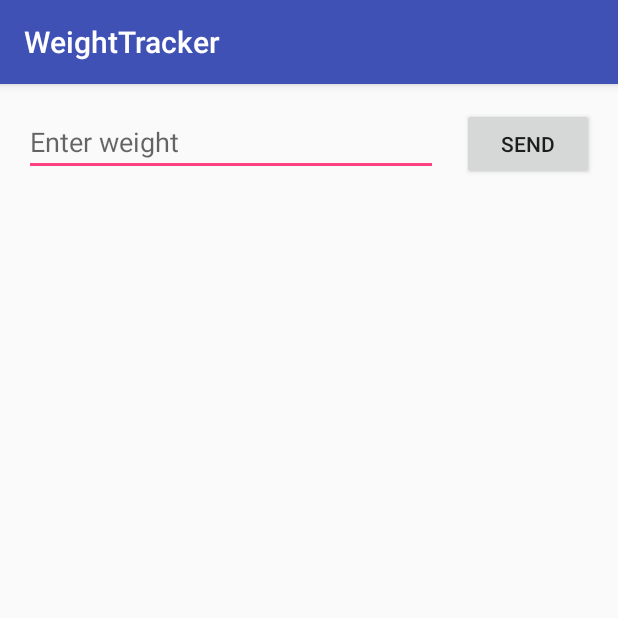
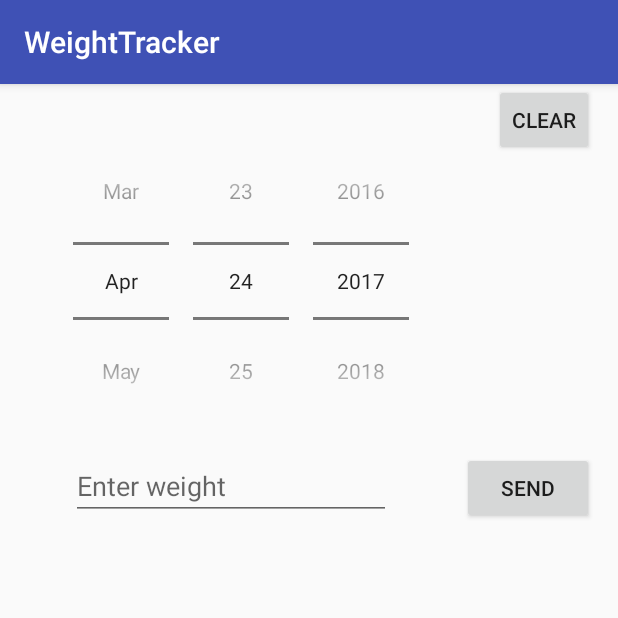
Before and after one commit to Iro91/WeightTracker, an Android app: the screen it shows after launch (WeightTracker), after a tap on "SEND", on a phone screen of 412 x 824 dp, the top half of it. Run offline under Robolectric (Android 15) with nearby library versions, the phone set to English and light mode, and no system bars.

```diff
--- /dev/null
+++ b/src/main/java/com/dataservice/woolly/weighttracker/WeightStorage.java
@@ -0,0 +1,57 @@
+package com.dataservice.woolly.weighttracker;
+
+import android.content.Context;
+import android.util.Log;
+
+import java.io.FileInputStream;
+import java.io.FileOutputStream;
+import java.io.IOException;
+import java.io.ObjectInputStream;
+import java.io.ObjectOutputStream;
+import java.util.LinkedList;
+
+/**
+ * Created by Ivan on 4/23/2017.
+ */
+
+public class WeightStorage {
+    private static final String SAVE_FILE = "WeightData.dat";
+
+    Boolean SaveData(LinkedList<WeightTracker.DateWeight> dataList, Context context)
+    {
+        Log.v("WEIGHTSTORAGE","ARE WE EVEN HERE?");
+        try {
+            Log.v("WEIGHTSTORAGE","Save data INside");
+            FileOutputStream fos = context.openFileOutput(SAVE_FILE, Context.MODE_PRIVATE);
+            ObjectOutputStream os = new ObjectOutputStream(fos);
+            for (WeightTracker.DateWeight data : dataList) {
+                os.writeObject(dataList);
+            }
+            os.close();
+            fos.close();
+            Log.v("WEIGHTSTORAGE","Save data Attempted");
+        } catch (IOException e) {
+            e.printStackTrace();
+        }
+        return false;
+    }
+
+    LinkedList<WeightTracker.DateWeight> LoadData(Context context){
+        LinkedList<WeightTracker.DateWeight> dataList = new LinkedList<>();
+        try {
+            FileInputStream fis = context.openFileInput(SAVE_FILE);
+            ObjectInputStream is = new ObjectInputStream(fis);
+            dataList = (LinkedList<WeightTracker.DateWeight>) is.readObject();
+            is.close();
+            fis.close();
+            Log.v("WEIGHTSTORAGE","Load data Attempted");
+        } catch (IOException e) {
+            e.printStackTrace();
+        }
+        catch (ClassNotFoundException e) {
+            e.printStackTrace();
+        }
+
+        return dataList;
+    }
+}
--- a/src/main/java/com/dataservice/woolly/weighttracker/WeightTracker.java
+++ b/src/main/java/com/dataservice/woolly/weighttracker/WeightTracker.java
@@ -1,44 +1,108 @@
 package com.dataservice.woolly.weighttracker;
 
+import android.content.Context;
 import android.content.Intent;
 import android.support.v7.app.AppCompatActivity;
 import android.os.Bundle;
+import android.util.Log;
 import android.view.View;
+import android.widget.DatePicker;
 import android.widget.EditText;
 import android.widget.TextView;
 
+import java.io.FileOutputStream;
+import java.io.IOException;
+import java.io.ObjectOutputStream;
+import java.io.Serializable;
+import java.util.Calendar;
+import java.util.Collections;
+import java.util.Date;
 import java.util.LinkedList;
 
 public class WeightTracker extends AppCompatActivity {
 
     public static final String EXTRA_MESSAGE = "com.example.myfirstapp.message";
 
+    public static class DateWeight implements Serializable,Comparable<DateWeight>{
+        private static final String SAVE_FILE = "WeightData.dat";
+        public Date date;
+        public double weight;
+
+        DateWeight(Date date, double weight){
+            this.date = date;
+            this.weight = weight;
+        }
+
+        public String toString(){
+            String retString  = date + " " + weight;
+            return retString;
+        }
+
+        @Override
+        public int compareTo(DateWeight o){
+            return date.compareTo(o.date);
+        }
+    }
+
     /* Linked list used to store the dates acquired by the send button.  */
-    LinkedList<String> weightsList = new LinkedList<String>();
+    private LinkedList<DateWeight> weightsList;
+    private WeightStorage storage = new WeightStorage();
 
     @Override
     protected void onCreate(Bundle savedInstanceState) {
         super.onCreate(savedInstanceState);
         setContentView(R.layout.activity_weight_tracker);
+        weightsList = storage.LoadData(this.getApplicationContext());
+        DisplayWeights();
+    }
+
+    @Override
+    public void onPause(){
+        super.onPause();
+        Log.v("WEIGHTSTORAGE","aPPLICATION PAUSED");
+        Collections.sort(weightsList);
+        storage.SaveData(weightsList, this.getApplicationContext());
     }
 
     /** Called when the user taps the Send button */
     public void sendMessage(View view) {
-//        Intent intent = new Intent(this, DisplayMessageActivity.class);
-        EditText editText = (EditText) findViewById(R.id.editText);
-        String message = editText.getText().toString();
-//        intent.putExtra(EXTRA_MESSAGE, message);
-//        startActivity(intent);
+        EditText editText = (EditText) findViewById(R.id.newWeight);
+        String readValue = editText.getText().toString();
+        if(!readValue.matches("")) {
+            Log.v("WEIGHTTRACKER",readValue);
+            double weight = Double.parseDouble(readValue);
+            Date date = getDateFromDatePicker((DatePicker) findViewById(R.id.datePicker));
+            DateWeight todayWeight = new DateWeight(date, weight);
+            weightsList.add(todayWeight);
 
+            DisplayWeights();
 
+        }
+    }
 
-        // Capture the layout's TextView and set the string as its text
-        weightsList.add(message);
+    /** Called when the user taps the Clear button */
+    public void clearData(View view) {
+        weightsList.clear();
+        DisplayWeights();
+    }
+
+    private void DisplayWeights(){
         String displayText = "";
-        for(String data : weightsList){
+        TextView textView = (TextView) findViewById(R.id.CollectedValues);
+        for (DateWeight data : weightsList) {
             displayText += data + "\n";
         }
-        TextView textView = (TextView) findViewById(R.id.CollectedValues);
         textView.setText(displayText);
     }
+
+    public static java.util.Date getDateFromDatePicker(DatePicker datePicker){
+        int day = datePicker.getDayOfMonth();
+        int month = datePicker.getMonth();
+        int year =  datePicker.getYear();
+
+        Calendar calendar = Calendar.getInstance();
+        calendar.set(year, month, day);
+
+        return calendar.getTime();
+    }
 }
--- a/src/main/res/layout/activity_weight_tracker.xml
+++ b/src/main/res/layout/activity_weight_tracker.xml
@@ -12,35 +12,58 @@
         android:layout_height="wrap_content"
         android:layout_marginEnd="16dp"
         android:layout_marginRight="16dp"
-        android:layout_marginStart="8dp"
         android:onClick="sendMessage"
         android:text="@string/button_send"
-        app:layout_constraintBaseline_toBaselineOf="@+id/editText"
         app:layout_constraintRight_toRightOf="parent"
-        tools:ignore="RtlHardcoded" />
+        tools:ignore="RtlHardcoded"
+        app:layout_constraintBaseline_toBaselineOf="@+id/newWeight" />
 
-    <EditText
-        android:id="@+id/editText"
-        android:layout_width="0dp"
+    <DatePicker
+        android:id="@+id/datePicker"
+        android:layout_width="wrap_content"
         android:layout_height="wrap_content"
-        android:layout_marginLeft="16dp"
-        android:layout_marginRight="16dp"
-        android:layout_marginStart="16dp"
-        android:layout_marginTop="16dp"
-        android:ems="10"
-        android:hint="@string/edit_message"
-        android:inputType="textPersonName"
-        app:layout_constraintHorizontal_bias="0.5"
+        android:layout_marginLeft="8dp"
+        android:layout_marginTop="25dp"
+        android:calendarViewShown="false"
+        android:datePickerMode="spinner"
         app:layout_constraintLeft_toLeftOf="parent"
-        app:layout_constraintRight_toLeftOf="@+id/button"
-        app:layout_constraintTop_toTopOf="parent" />
+        app:layout_constraintTop_toTopOf="parent"
+        app:layout_constraintRight_toLeftOf="@+id/button2"
+        android:layout_marginRight="8dp" />
 
     <TextView
         android:id="@+id/CollectedValues"
         android:layout_width="wrap_content"
         android:layout_height="wrap_content"
-        android:layout_marginLeft="16dp"
+        android:textSize="14sp"
         android:layout_marginTop="8dp"
+        app:layout_constraintTop_toBottomOf="@+id/newWeight"
+        android:layout_marginLeft="0dp"
+        app:layout_constraintLeft_toLeftOf="@+id/newWeight" />
+
+    <EditText
+        android:id="@+id/newWeight"
+        android:layout_width="wrap_content"
+        android:layout_height="wrap_content"
+        android:layout_marginLeft="8dp"
+        android:layout_marginRight="8dp"
+        android:layout_marginTop="8dp"
+        android:ems="10"
+        android:hint="@string/edit_message"
+        android:inputType="numberDecimal"
         app:layout_constraintLeft_toLeftOf="parent"
-        app:layout_constraintTop_toBottomOf="@+id/editText" />
+        app:layout_constraintRight_toLeftOf="@+id/button"
+        app:layout_constraintTop_toBottomOf="@+id/datePicker" />
+
+    <Button
+        android:id="@+id/button2"
+        style="@style/Widget.AppCompat.Button.Small"
+        android:layout_width="wrap_content"
+        android:layout_height="wrap_content"
+        android:layout_marginRight="0dp"
+        android:onClick="clearData"
+        android:text="@string/button_clear"
+        app:layout_constraintRight_toRightOf="@+id/button"
+        tools:layout_editor_absoluteY="108dp" />
+
 </android.support.constraint.ConstraintLayout>
--- a/src/main/res/values/strings.xml
+++ b/src/main/res/values/strings.xml
@@ -2,4 +2,5 @@
     <string name="app_name">WeightTracker</string>
     <string name="button_send">Send</string>
     <string name="edit_message">Enter weight</string>
+    <string name="button_clear">Clear</string>
 </resources>
```
